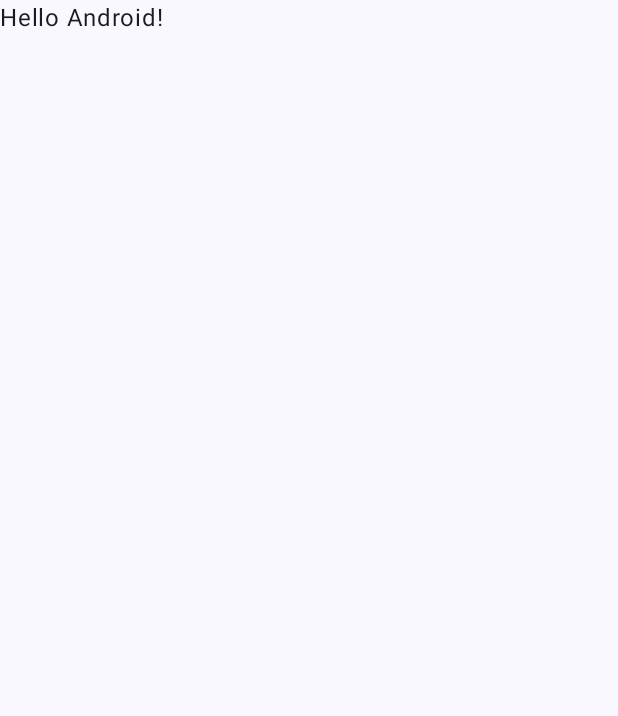
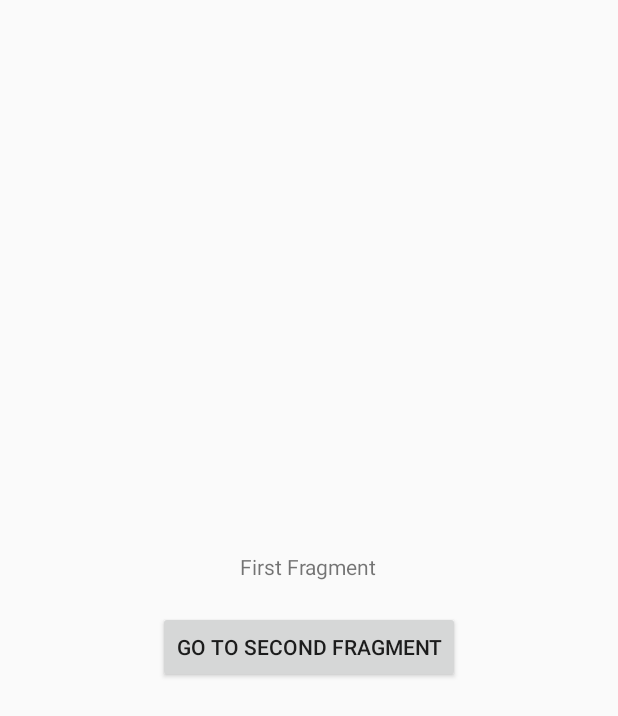
Before and after one commit to metinkaracay/interestInspector, an Android app built with Jetpack Compose: the screen it shows after launch (MainActivity), on a phone screen of 412 x 824 dp. Before the commit the part shown is almost empty. Shown: the top 716 px of the screen. Run offline under Robolectric (Android 15) with nearby library versions, the phone set to English and light mode, and no system bars; our stand-ins replace data binding.

Commit message:
* dataBinding structure added * SingleLiveEvent added * Some necessary dependencies added * 2 sample fragments were created and changes made have been tested

```diff
--- a/app/src/main/AndroidManifest.xml
+++ b/app/src/main/AndroidManifest.xml
@@ -2,6 +2,7 @@
 <manifest xmlns:android="http://schemas.android.com/apk/res/android"
     xmlns:tools="http://schemas.android.com/tools">
 
+    <uses-permission android:name="android.permission.INTERNET"/>
     <application
         android:allowBackup="true"
         android:dataExtractionRules="@xml/data_extraction_rules"
@@ -15,8 +16,8 @@
         <activity
             android:name=".MainActivity"
             android:exported="true"
-            android:label="@string/app_name"
-            android:theme="@style/Theme.InterestInspector">
+            android:theme="@style/Theme.InterestInspector.NoActionBar"
+            android:label="@string/app_name">
             <intent-filter>
                 <action android:name="android.intent.action.MAIN" />
 
--- a/app/src/main/java/com/example/interestinspector/MainActivity.kt
+++ b/app/src/main/java/com/example/interestinspector/MainActivity.kt
@@ -1,43 +1,39 @@
 package com.example.interestinspector
 
 import android.os.Bundle
-import androidx.activity.ComponentActivity
-import androidx.activity.compose.setContent
-import androidx.compose.foundation.layout.fillMaxSize
-import androidx.compose.material3.MaterialTheme
-import androidx.compose.material3.Surface
-import androidx.compose.material3.Text
-import androidx.compose.runtime.Composable
-import androidx.compose.ui.Modifier
-import androidx.compose.ui.tooling.preview.Preview
-import com.example.interestinspector.ui.theme.InterestInspectorTheme
+import androidx.activity.viewModels
+import androidx.appcompat.app.AppCompatActivity
+import androidx.navigation.NavController
+import androidx.navigation.fragment.NavHostFragment
+import androidx.navigation.fragment.findNavController
+import com.example.interestinspector.databinding.ActivityMainBinding
+import common.navigation.NavigationData
 
-class MainActivity : ComponentActivity() {
+class MainActivity : AppCompatActivity() {
+
+    private lateinit var binding: ActivityMainBinding
+    private lateinit var navHostFragment: NavHostFragment
+
+    private val mainViewModel: MainViewModel by viewModels()
+
+    private val navController by lazy(LazyThreadSafetyMode.NONE) {
+        (supportFragmentManager.findFragmentById(R.id.navHostFragment) as NavHostFragment).navController
+    }
+
     override fun onCreate(savedInstanceState: Bundle?) {
         super.onCreate(savedInstanceState)
-        setContent {
-            InterestInspectorTheme {
-                // A surface container using the 'background' color from the theme
-                Surface(modifier = Modifier.fillMaxSize(), color = MaterialTheme.colorScheme.background) {
-                    Greeting("Android")
-                }
-            }
+        binding = ActivityMainBinding.inflate(layoutInflater)
+        val view = binding.root
+        setContentView(view)
+
+        mainViewModel.navigateToDestinationComponentSingleLiveEvent.observe(this@MainActivity) {
+            navigateToDestination(navController = navController, navigationData = it)
         }
+
+        navHostFragment = supportFragmentManager.findFragmentById(R.id.navHostFragment) as NavHostFragment
+    }
+
+    fun navigateToDestination(navController: NavController, navigationData: NavigationData) {
+        navController.navigate(navigationData.destinationId)
     }
 }
-
-@Composable
-fun Greeting(name: String, modifier: Modifier = Modifier) {
-    Text(
-            text = "Hello $name!",
-            modifier = modifier
-    )
-}
-
-@Preview(showBackground = true)
-@Composable
-fun GreetingPreview() {
-    InterestInspectorTheme {
-        Greeting("Android")
-    }
-}
--- /dev/null
+++ b/app/src/main/java/com/example/interestinspector/MainViewModel.kt
@@ -0,0 +1,20 @@
+package com.example.interestinspector
+
+import androidx.lifecycle.LiveData
+import androidx.lifecycle.ViewModel
+import common.SingleLiveEvent
+import common.navigation.NavigationData
+
+class MainViewModel: ViewModel() {
+
+    private val _navigateToDestinationComponentSingleLiveEvent: SingleLiveEvent<NavigationData> = SingleLiveEvent()
+    val navigateToDestinationComponentSingleLiveEvent: LiveData<NavigationData> = _navigateToDestinationComponentSingleLiveEvent
+
+    fun onFirstFragmentButtonClick() {
+        _navigateToDestinationComponentSingleLiveEvent.value = NavigationData(R.id.action_secondFragment_to_firstFragment)
+    }
+
+    fun onSecondFragmentButtonClick() {
+        _navigateToDestinationComponentSingleLiveEvent.value = NavigationData(R.id.action_firstFragment_to_secondFragment)
+    }
+}
--- /dev/null
+++ b/app/src/main/java/com/example/interestinspector/firstFragment/FirstFragment.kt
@@ -0,0 +1,34 @@
+package com.example.interestinspector.firstFragment
+
+import android.os.Bundle
+import android.view.LayoutInflater
+import android.view.View
+import android.view.ViewGroup
+import androidx.fragment.app.Fragment
+import androidx.fragment.app.activityViewModels
+import com.example.interestinspector.MainViewModel
+import com.example.interestinspector.databinding.FragmentFirstBinding
+
+class FirstFragment : Fragment() {
+
+    private lateinit var binding: FragmentFirstBinding
+    private val mainViewModel: MainViewModel by activityViewModels()
+
+    override fun onCreateView(inflater: LayoutInflater, container: ViewGroup?, savedInstanceState: Bundle?): View {
+        binding = FragmentFirstBinding.inflate(inflater, container, false)
+        return binding.root
+    }
+
+    override fun onViewCreated(view: View, savedInstanceState: Bundle?) {
+        super.onViewCreated(view, savedInstanceState)
+        handleViewOptions()
+    }
+
+    fun handleViewOptions() {
+        with(binding) {
+            button.setOnClickListener {
+                mainViewModel.onSecondFragmentButtonClick()
+            }
+        }
+    }
+}
--- /dev/null
+++ b/app/src/main/java/common/SingleLiveEvent.kt
@@ -0,0 +1,33 @@
+package common
+
+import android.util.Log
+import androidx.annotation.MainThread
+import androidx.lifecycle.LifecycleOwner
+import androidx.lifecycle.MutableLiveData
+import androidx.lifecycle.Observer
+import java.util.concurrent.atomic.AtomicBoolean
+
+class SingleLiveEvent<T> : MutableLiveData<T>() {
+    private val mPending = AtomicBoolean(false)
+    @MainThread
+    override fun observe(owner: LifecycleOwner, observer: Observer<in T>) {
+        super.observe(owner) {
+            if (mPending.compareAndSet(true, false)) {
+                observer.onChanged(it)
+            }
+        }
+    }
+    @MainThread
+    override fun setValue(t: T?) {
+        mPending.set(true)
+        super.setValue(t)
+    }
+
+    @MainThread
+    fun call() {
+        setValue(null)
+    }
+    companion object {
+        private val TAG = "SingleLiveEvent"
+    }
+}
--- /dev/null
+++ b/app/src/main/java/common/navigation/NavigationData.kt
@@ -0,0 +1,6 @@
+package common.navigation
+
+data class NavigationData(
+    val destinationId: Int
+) {
+}
--- /dev/null
+++ b/app/src/main/res/layout/activity_main.xml
@@ -0,0 +1,27 @@
+<?xml version="1.0" encoding="utf-8"?>
+<layout xmlns:tools="http://schemas.android.com/tools"
+    xmlns:android="http://schemas.android.com/apk/res/android"
+    xmlns:app="http://schemas.android.com/apk/res-auto">
+
+    <androidx.constraintlayout.widget.ConstraintLayout
+        android:layout_width="match_parent"
+        android:layout_height="match_parent"
+        tools:context=".MainActivity">
+
+        <androidx.fragment.app.FragmentContainerView
+            android:id="@+id/navHostFragment"
+            android:name="androidx.navigation.fragment.NavHostFragment"
+            android:layout_width="0dp"
+            android:layout_height="0dp"
+            android:layout_marginStart="1dp"
+            android:layout_marginTop="1dp"
+            android:layout_marginEnd="1dp"
+            android:layout_marginBottom="1dp"
+            app:defaultNavHost="true"
+            app:layout_constraintBottom_toBottomOf="parent"
+            app:layout_constraintEnd_toEndOf="parent"
+            app:layout_constraintStart_toStartOf="parent"
+            app:layout_constraintTop_toTopOf="parent"
+            app:navGraph="@navigation/nav_graph" />
+    </androidx.constraintlayout.widget.ConstraintLayout>
+</layout>
--- /dev/null
+++ b/app/src/main/res/layout/fragment_first.xml
@@ -0,0 +1,26 @@
+<?xml version="1.0" encoding="utf-8"?>
+<layout
+    xmlns:android="http://schemas.android.com/apk/res/android"
+    xmlns:tools="http://schemas.android.com/tools">
+
+    <LinearLayout
+        android:layout_width="match_parent"
+        android:layout_height="match_parent"
+        android:orientation="vertical"
+        android:gravity="center"
+        tools:context=".secondFragment.SecondFragment">
+
+        <TextView
+            android:layout_width="wrap_content"
+            android:layout_height="wrap_content"
+            android:text="First Fragment" />
+
+        <Button
+            android:id="@+id/button"
+            android:layout_width="wrap_content"
+            android:layout_height="wrap_content"
+            android:layout_marginTop="20dp"
+            android:text="Go to second fragment"/>
+
+    </LinearLayout>
+</layout>
--- /dev/null
+++ b/app/src/main/res/navigation/nav_graph.xml
@@ -0,0 +1,23 @@
+<?xml version="1.0" encoding="utf-8"?>
+<navigation xmlns:android="http://schemas.android.com/apk/res/android"
+    xmlns:app="http://schemas.android.com/apk/res-auto"
+    android:id="@+id/nav_graph"
+    app:startDestination="@id/firstFragment">
+
+    <fragment
+        android:id="@+id/firstFragment"
+        android:name="com.example.interestinspector.firstFragment.FirstFragment"
+        android:label="FirstFragment" >
+        <action
+            android:id="@+id/action_firstFragment_to_secondFragment"
+            app:destination="@id/secondFragment" />
+    </fragment>
+    <fragment
+        android:id="@+id/secondFragment"
+        android:name="com.example.interestinspector.secondFragment.SecondFragment"
+        android:label="SecondFragment" >
+        <action
+            android:id="@+id/action_secondFragment_to_firstFragment"
+            app:destination="@id/firstFragment" />
+    </fragment>
+</navigation>
--- a/app/src/main/res/values/themes.xml
+++ b/app/src/main/res/values/themes.xml
@@ -1,5 +1,6 @@
 <?xml version="1.0" encoding="utf-8"?>
 <resources>
 
-    <style name="Theme.InterestInspector" parent="android:Theme.Material.Light.NoActionBar" />
+    <style name="Theme.InterestInspector" parent="Theme.AppCompat" />
+    <style name="Theme.InterestInspector.NoActionBar" parent="Theme.AppCompat.Light.NoActionBar"/>
 </resources>
```
Also changed, not shown: app/build.gradle.kts (+13 -3 lines), app/src/main/java/com/example/interestinspector/secondFragment/SecondFragment.kt (added, +37 -0 lines), app/src/main/res/layout/fragment_second.xml (added, +27 -0 lines), build.gradle.kts (+11 -0 lines).
